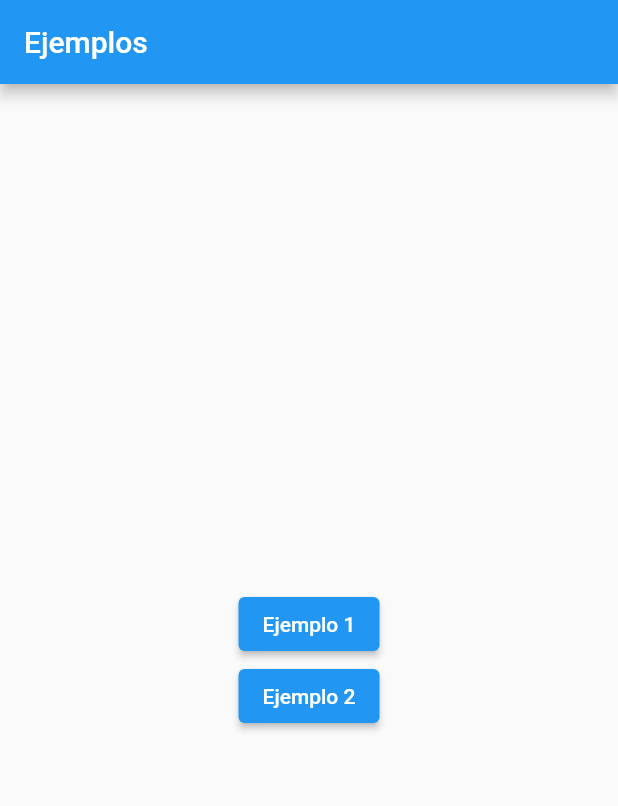
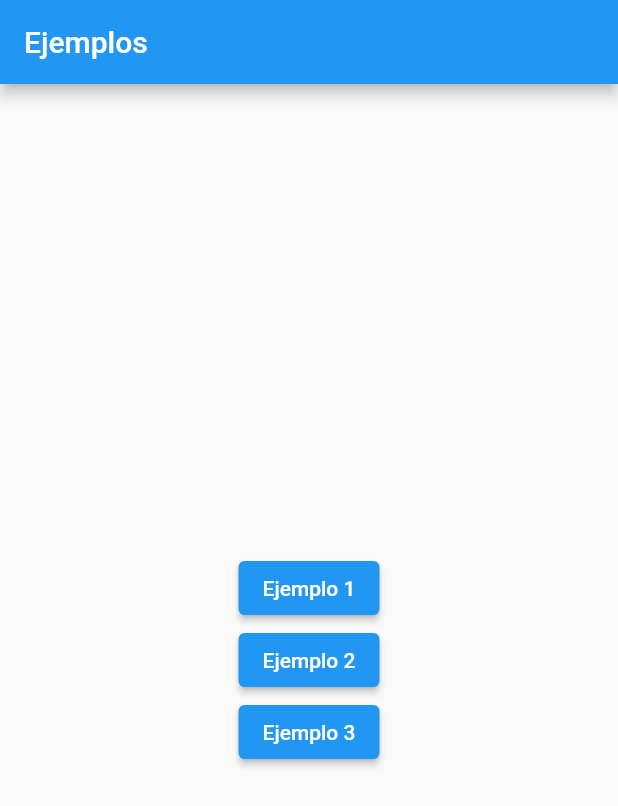
Before and after one commit to 203424/AppEjemplos, a Flutter app: the screen it shows after launch, on a phone screen of 412 x 824 dp. Shown: the top 806 px of the screen. Run offline on Flutter 3.47's test engine with Material 2 defaults, Android fonts, the light colour scheme and no system bars.

Commit message:
Botones añadidos

```diff
--- a/lib/pages/ejemplos.dart
+++ b/lib/pages/ejemplos.dart
@@ -1,5 +1,6 @@
 import 'package:ejemplo/pages/ejemplos_diapos/ejemplo1.dart';
 import 'package:ejemplo/pages/ejemplos_diapos/ejemplo2.dart';
+import 'package:ejemplo/pages/ejemplos_diapos/ejemplo3.dart';
 import 'package:flutter/cupertino.dart';
 import 'package:flutter/material.dart';
 
@@ -24,7 +25,7 @@ class HomePage extends StatelessWidget {
                         builder: (context) => const Ejemplo1(),
                       ));
                 },
-                child: Text("Ejemplo 1")),
+                child: const Text("Ejemplo 1")),
             ElevatedButton(
                 onPressed: () {
                   Navigator.push(
@@ -33,7 +34,18 @@ class HomePage extends StatelessWidget {
                         builder: (context) => const OnBoarding(),
                       ));
                 },
-                child: Text("Ejemplo 2"))
+                child: const Text("Ejemplo 2")),
+            ElevatedButton(
+              onPressed: () {
+                Navigator.push(
+                  context,
+                  MaterialPageRoute(
+                    builder: (context) => const AnimationsWidget(),
+                  ),
+                );
+              },
+              child: const Text("Ejemplo 3"),
+            ),
           ],
         ),
       ),
```
